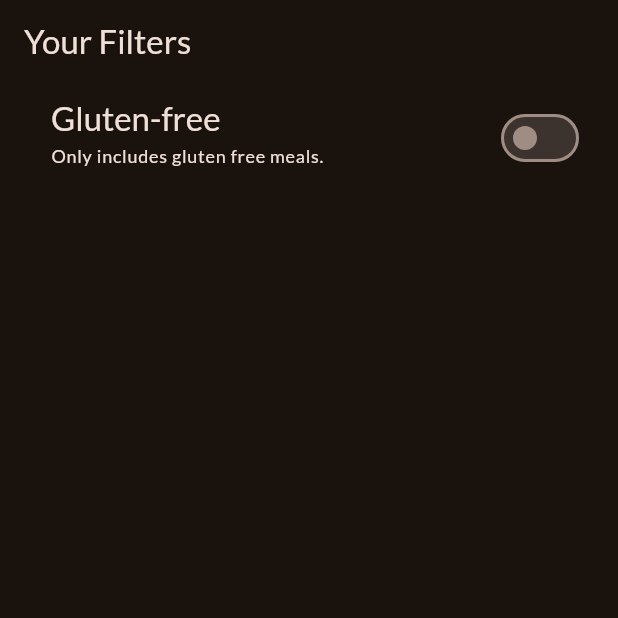
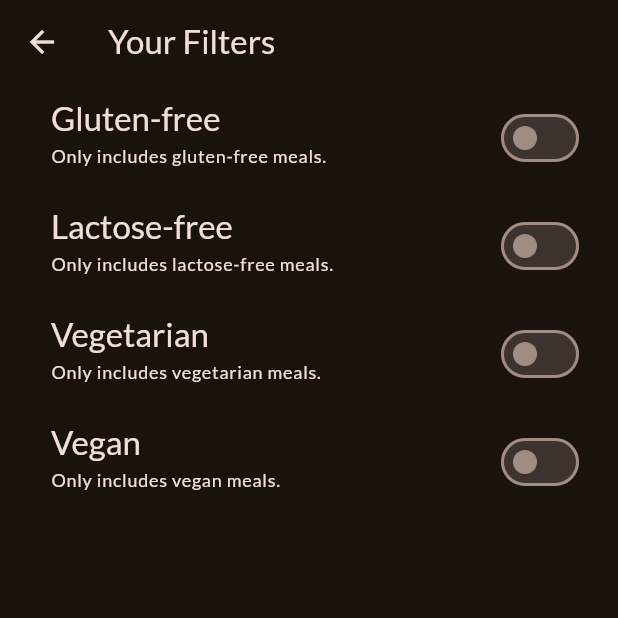
Before and after one commit to TanveerBansal/flutter_first, a Flutter app: the FilterScreen screen opened directly, on a phone screen of 412 x 824 dp, the top half of it. Run offline on Flutter 3.47's test engine with Material 3 defaults, Android fonts, the phone set to English and light mode, and no system bars; our stand-ins replace google_fonts, transparent_image.

Commit message:
resuable switch widget

```diff
--- a/lib/screens/filter.dart
+++ b/lib/screens/filter.dart
@@ -1,4 +1,7 @@
+import 'package:first_app/widgets/setting_switch.dart';
 import 'package:flutter/material.dart';
+
+enum Filter { glutenFree, lactoseFree, vegetarian, vegan }
 
 class FilterScreen extends StatefulWidget {
   const FilterScreen({super.key});
@@ -9,7 +12,10 @@ class FilterScreen extends StatefulWidget {
 }
 
 class _FilterScreenState extends State<FilterScreen> {
-  var idGlutenFree = false;
+  var _isGlutenFree = false;
+  var _isLactoseFree = false;
+  var _isVegetarian = false;
+  var _isVegan = false;
 
   @override
   Widget build(BuildContext context) {
@@ -26,31 +32,85 @@ class _FilterScreenState extends State<FilterScreen> {
       //     }
       //   },
       // ),
-      body: Column(
+      body: PopScope(
+        canPop: false,
+        onPopInvokedWithResult: (didPop, context) {
+          // pending-----
+          if (didPop) return;
+          Navigator.of(context as BuildContext).pop({
+            Filter.glutenFree: _isGlutenFree,
+            Filter.lactoseFree: _isLactoseFree,
+            Filter.vegetarian: _isVegetarian,
+            Filter.vegan: _isVegan,
+          });
+          // --------
+        },
+        child: Column(
           children: [
-          SwitchListTile(
-            value: idGlutenFree,
+            // SwitchListTile(
+            //   value: isGlutenFree,
+            //   onChanged: (value) {
+            //     setState(() {
+            //       isGlutenFree = value;
+            //     });
+            //   },
+            //   title: Text(
+            //     'Gluten-free',
+            //     style: Theme.of(context).textTheme.titleLarge!.copyWith(
+            //       color: Theme.of(context).colorScheme.onSurface,
+            //     ),
+            //   ),
+            //   subtitle: Text(
+            //     'Only includes gluten free meals.',
+            //     style: Theme.of(context).textTheme.labelMedium!.copyWith(
+            //       color: Theme.of(context).colorScheme.onSurface,
+            //     ),
+            //   ),
+            //   activeColor: Theme.of(context).colorScheme.tertiary,
+            //   contentPadding: const EdgeInsets.only(left: 34, right: 22),
+            // ),
+            SettingSwitch(
+              switchValue: _isGlutenFree,
               onChanged: (value) {
                 setState(() {
-                idGlutenFree = value;
+                  _isGlutenFree = value;
                 });
               },
-            title: Text(
-              'Gluten-free',
-              style: Theme.of(context).textTheme.titleLarge!.copyWith(
-                color: Theme.of(context).colorScheme.onSurface,
+              title: 'Gluten-free',
+              subtitle: 'Only includes gluten-free meals.',
             ),
+            SettingSwitch(
+              switchValue: _isLactoseFree,
+              onChanged: (value) {
+                setState(() {
+                  _isLactoseFree = value;
+                });
+              },
+              title: 'Lactose-free',
+              subtitle: 'Only includes lactose-free meals.',
             ),
-            subtitle: Text(
-              'Only includes gluten free meals.',
-              style: Theme.of(context).textTheme.labelMedium!.copyWith(
-                color: Theme.of(context).colorScheme.onSurface,
+            SettingSwitch(
+              switchValue: _isVegetarian,
+              onChanged: (value) {
+                setState(() {
+                  _isVegetarian = value;
+                });
+              },
+              title: 'Vegetarian',
+              subtitle: 'Only includes vegetarian meals.',
             ),
-            ),
-            activeColor: Theme.of(context).colorScheme.tertiary,
-            contentPadding: const EdgeInsets.only(left: 34, right: 22),
+            SettingSwitch(
+              switchValue: _isVegan,
+              onChanged: (value) {
+                setState(() {
+                  _isVegan = value;
+                });
+              },
+              title: 'Vegan',
+              subtitle: 'Only includes vegan meals.',
             ),
           ],
+        ),
       ),
     );
   }
--- a/lib/screens/tabs.dart
+++ b/lib/screens/tabs.dart
@@ -45,13 +45,15 @@ class _TabScreenState extends State<TabsScreen> {
     }
   }
 
-  void _setScreen(String identifier) {
+  void _setScreen(String identifier) async {
     Navigator.of(context).pop();
     if (identifier == 'filters') {
-      Navigator.pushReplacement(
+      // final result = await Navigator.pushReplacement(
+      final result = await Navigator.push(
         context,
         MaterialPageRoute(builder: (ctx) => const FilterScreen()),
       );
+      print('>>>>>>>>>$result');
     } else {}
   }
 
--- /dev/null
+++ b/lib/widgets/setting_switch.dart
@@ -0,0 +1,38 @@
+import 'package:flutter/material.dart';
+
+class SettingSwitch extends StatelessWidget {
+  const SettingSwitch({
+    super.key,
+    required this.switchValue,
+    required this.onChanged,
+    required this.title,
+    required this.subtitle,
+  });
+
+  final bool switchValue;
+  final ValueChanged<bool> onChanged;
+  final String title;
+  final String subtitle;
+
+  @override
+  Widget build(BuildContext context) {
+    return SwitchListTile(
+      value: switchValue,
+      onChanged: onChanged,
+      title: Text(
+        title,
+        style: Theme.of(context).textTheme.titleLarge!.copyWith(
+              color: Theme.of(context).colorScheme.onSurface,
+            ),
+      ),
+      subtitle: Text(
+        subtitle,
+        style: Theme.of(context).textTheme.labelMedium!.copyWith(
+              color: Theme.of(context).colorScheme.onSurface,
+            ),
+      ),
+      activeColor: Theme.of(context).colorScheme.tertiary,
+      contentPadding: const EdgeInsets.only(left: 34, right: 22),
+    );
+  }
+}
```
Lines whose indentation alone changed are shown as unchanged.
